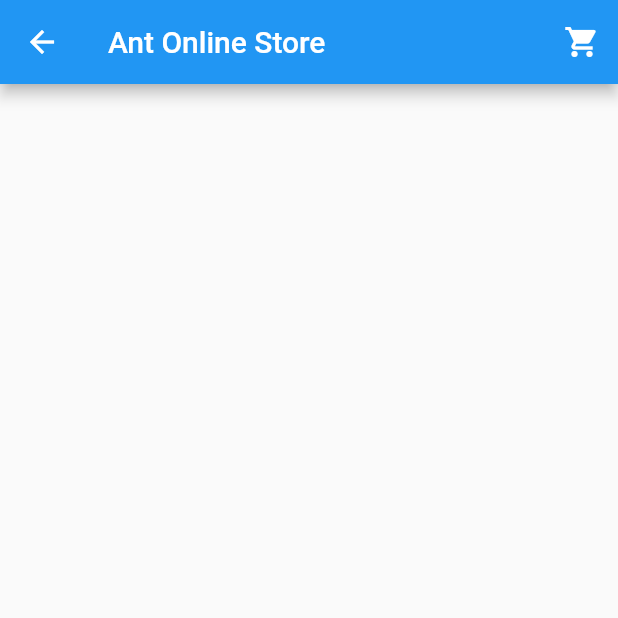
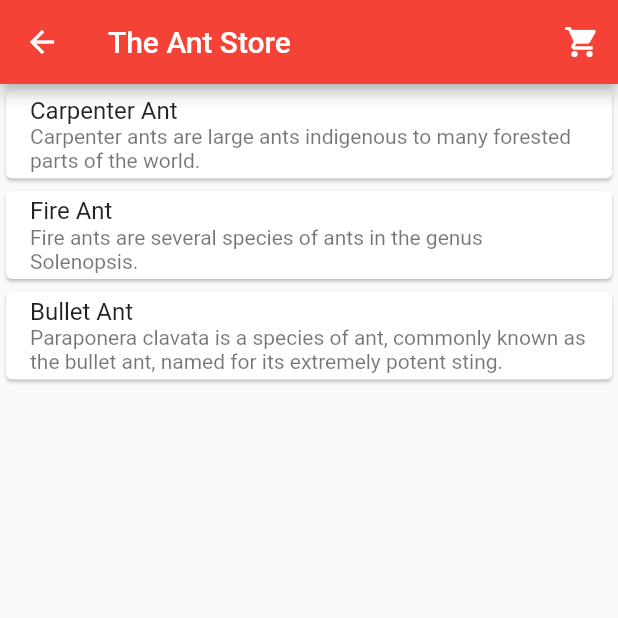
Before and after one commit to sayeemabdullah/The-Ant-Store-Flutter, a Flutter app: the ProductPage screen opened directly, on a phone screen of 412 x 824 dp, the top half of it. Run offline on Flutter 3.47's test engine with Material 2 defaults, Android fonts, the phone set to English and light mode, and no system bars.

Commit message:
Updated Design & List

```diff
--- a/lib/ProductPage.dart
+++ b/lib/ProductPage.dart
@@ -7,11 +7,21 @@ class ProductPage extends StatefulWidget {
 }
 
 class _ProductPageState extends State<ProductPage> {
+
+  List<String> productsName = [
+    'Carpenter Ant' , 'Fire Ant' , 'Bullet Ant'
+  ];
+
+  List<String>productsAbout = [
+    'Carpenter ants are large ants indigenous to many forested parts of the world.' , 'Fire ants are several species of ants in the genus Solenopsis.' , 'Paraponera clavata is a species of ant, commonly known as the bullet ant, named for its extremely potent sting.'
+  ];
+
   @override
   Widget build(BuildContext context) {
     return Scaffold(
       appBar: AppBar(
-          title: const Text('Ant Online Store'),
+          title: const Text('The Ant Store'),
+          backgroundColor: Colors.red,
           actions: <Widget>[
             IconButton(icon: Icon(
               Icons.shopping_cart,
@@ -19,6 +29,18 @@ class _ProductPageState extends State<ProductPage> {
             ), onPressed: null)
           ],
     ),
+    body: ListView.builder(
+      itemCount: productsName.length,
+      itemBuilder: (context, index) {
+        return Card(
+          child: ListTile(
+            onTap: (){},
+            title: Text(productsName[index]),
+            subtitle: Text(productsAbout[index]),
+          ),
+        );
+      },
+    ),
     );
   }
 }
```
Also changed, not shown: lib/main.dart (+7 -3 lines), assets/blackant.jpg (added), assets/bulletant.jpg (added), assets/fireant.jpg (added), assets/logo_trans.png (added).
